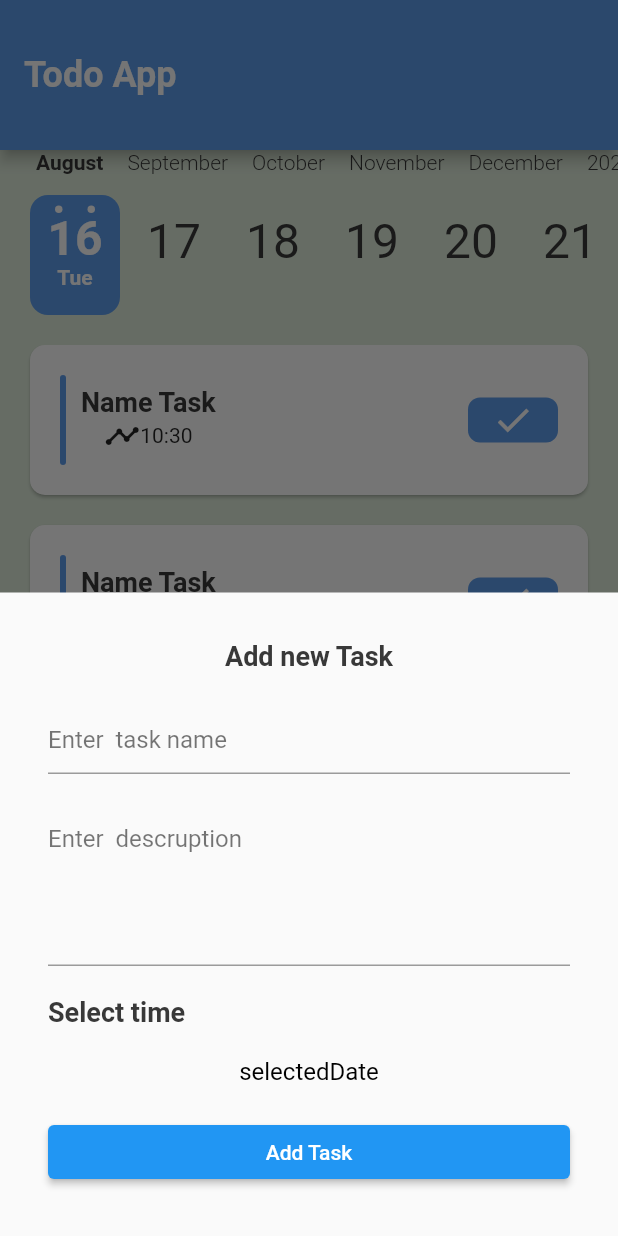
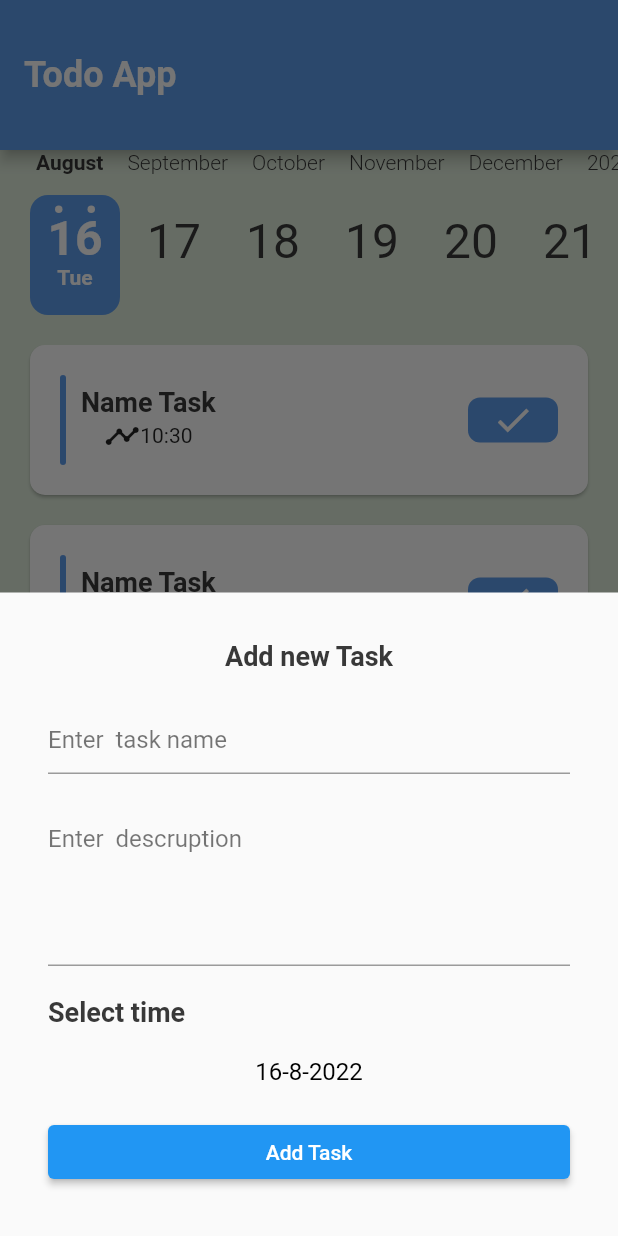
Before and after one commit to Ezeddin34344311/test_Todo_App, a Flutter app: the screen it shows after launch, after a tap on the "add" icon, on a phone screen of 412 x 824 dp. Run offline on Flutter 3.47's test engine with Material 2 defaults, Android fonts, the phone set to English and light mode, and no system bars; drawn by our look-alikes of calendar_timeline; our stand-ins replace firebase_core; accounts and stored records are empty.

```diff
--- a/lib/layout/home_layout.dart
+++ b/lib/layout/home_layout.dart
@@ -1,5 +1,5 @@
 import 'package:flutter/material.dart';
-import 'package:test_todo_app/modules/tasks/show_bottom_sheet.dart';
+import 'package:test_todo_app/modules/Bottom%20Sheet/show_bottom_sheet.dart';
 import 'package:test_todo_app/shared/styles/my_Theme.dart';
 import '../modules/settings/settings.dart';
 import '../modules/tasks/tasks.dart';
--- a/lib/main.dart
+++ b/lib/main.dart
@@ -1,9 +1,13 @@
 import 'package:flutter/material.dart';
 import 'package:test_todo_app/layout/home_layout.dart';
 import 'package:test_todo_app/shared/styles/my_Theme.dart';
+import 'package:firebase_core/firebase_core.dart';
 
-void main() {
+void main()async {
+  WidgetsFlutterBinding.ensureInitialized();
+  await Firebase.initializeApp();
   runApp(MyApp());
+
 }
 
 class MyApp extends StatelessWidget {
--- a/lib/modules/tasks/show_bottom_sheet.dart
+++ b/lib/modules/Bottom Sheet/show_bottom_sheet.dart
@@ -11,14 +11,14 @@ class ShowModalBottomSheet extends StatefulWidget {
 class _ShowModalBottomSheetState extends State<ShowModalBottomSheet> {
   String taskName = '';
   String descruption = '';
-  DateTime selectedDate = DateTime.now() ;
+  var selectedDate = DateTime.now() ;
   var formKey = GlobalKey<FormState>();
   @override
   Widget build(BuildContext context) {
     return SingleChildScrollView(
       child: Container(
-        margin: EdgeInsets.all(20),
-        padding: EdgeInsets.all(12),
+        margin:const  EdgeInsets.all(20),
+        padding:const  EdgeInsets.all(12),
         child: Column(
           crossAxisAlignment: CrossAxisAlignment.stretch,
           children: [
@@ -88,7 +88,7 @@ class _ShowModalBottomSheetState extends State<ShowModalBottomSheet> {
                       onTap: (() {
                         showDate();
                       }),
-                      child: Text('selectedDate',
+                      child: Text('${selectedDate.day}-${selectedDate.month}-${selectedDate.year}',
                       style :Theme.of(context).textTheme.bodyText1!.copyWith(
                         color: Colors.black
                       )),
@@ -104,20 +104,30 @@ class _ShowModalBottomSheetState extends State<ShowModalBottomSheet> {
     );
   }
 
-  void showDate(){
-    showDatePicker(
+  void showDate()async{
+    var chooseDate =await showDatePicker(
       context: context,
       initialDate: selectedDate,
       firstDate:DateTime.now() ,
-      lastDate: DateTime.now().add(Duration(days: 360)));
+      lastDate: DateTime.now().add(const Duration(days: 360)));
+
+      if(chooseDate != null){
+        selectedDate = chooseDate;
+        setState(() {
+
+        });
+      }
 
 
 
   }
 
   void getData(){
-    /// validation data
-    formKey.currentState!.validate();
+    /// validation
+    if(formKey.currentState!.validate()){
+      /// insert database
+
+    }
 
   }
 
```
